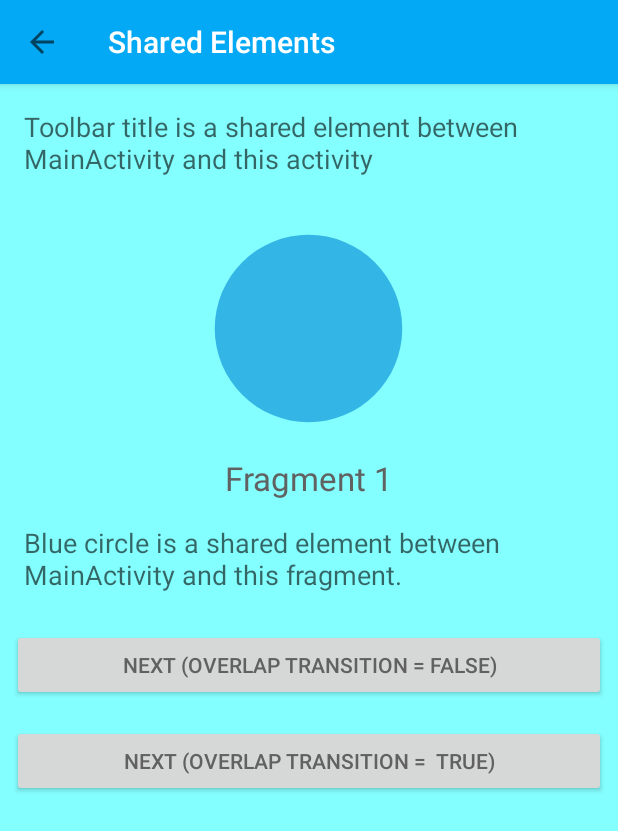
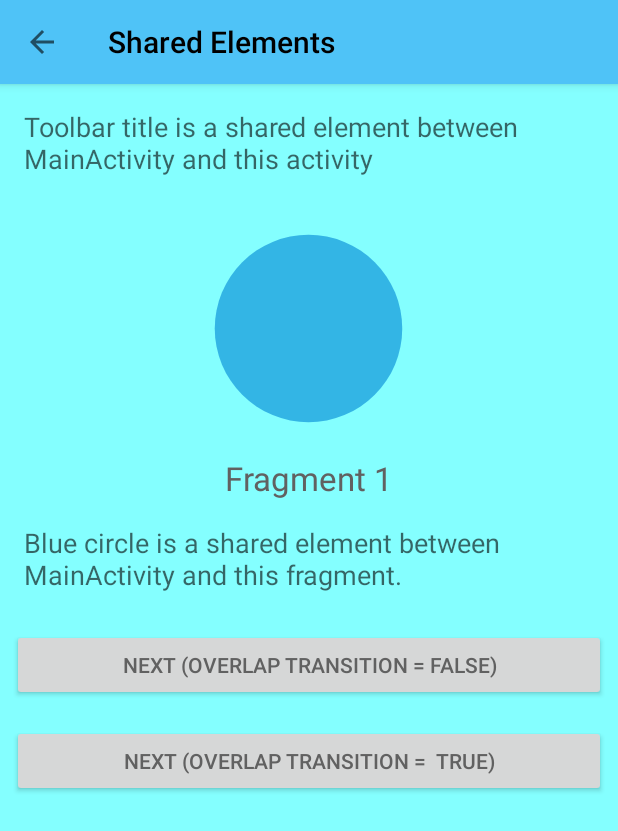
Before and after one commit to dev-arrow/Material-Animations, an Android app: the screen it shows after launch (SharedElementActivity), after a tap on "Shared Elements", on a phone screen of 412 x 824 dp. Shown: the top 831 px of the screen. Run offline under Robolectric (Android 15) with nearby library versions, the phone set to English and light mode, and no system bars; our stand-ins replace data binding; 1 statement that could not run was skipped.

Commit message:
Update blue theme

```diff
--- a/app/src/main/res/values/colors.xml
+++ b/app/src/main/res/values/colors.xml
@@ -33,10 +33,11 @@
 
     <!-- theme colors -->
     <color name="theme_blue_background">#84ffff</color>
-    <color name="theme_blue_primary">#03a9f4</color>
+    <color name="theme_blue_primary">#4FC3F7</color>
     <color name="theme_blue_accent">#ff193a</color>
     <color name="theme_blue_text">@color/text_dark</color>
-    <color name="theme_blue_primary_dark">#038dcc</color>
+    <color name="theme_blue_text_inverse">@android:color/black</color>
+    <color name="theme_blue_primary_dark">#039BE5</color>
 
     <color name="theme_green_background">#b9f6ca</color>
     <color name="theme_green_primary">#669900</color>
--- a/app/src/main/res/values/styles.xml
+++ b/app/src/main/res/values/styles.xml
@@ -28,8 +28,9 @@
 
     <style name="MaterialAnimations.Blue" parent="MaterialAnimations">
         <item name="android:colorPrimary">@color/theme_blue_primary</item>
-        <item name="android:colorPrimaryDark">@color/theme_blue_primary</item>
+        <item name="android:colorPrimaryDark">@color/theme_blue_primary_dark</item>
         <item name="android:textColorPrimary">@color/theme_blue_text</item>
+        <item name="android:textColorPrimaryInverse">@color/theme_blue_text_inverse</item>
         <item name="android:statusBarColor">@color/theme_blue_primary_dark</item>
         <item name="android:windowBackground">@color/theme_blue_background</item>
         <item name="android:colorAccent">@color/theme_blue_accent</item>
```
